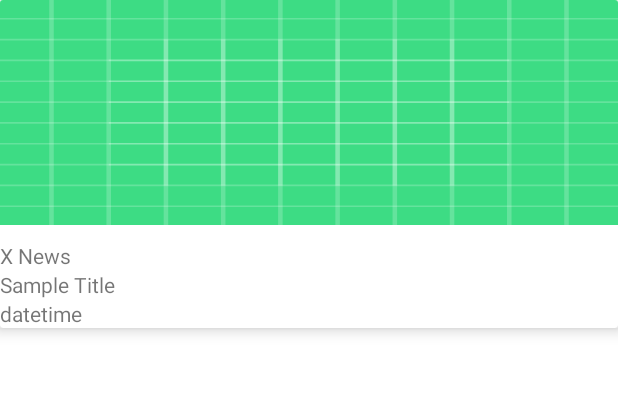
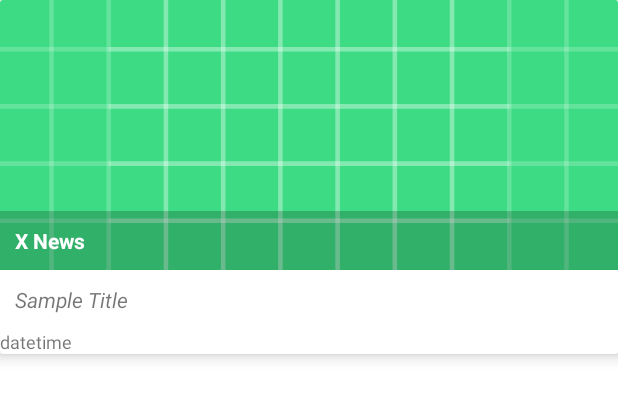
Before and after one commit to Sahajpal/NewsApp, an Android app: the layout news_article.xml on its own in the app's theme, with its tools: preview values and no code run, on a phone screen of 412 x 824 dp. Shown: the top 399 px of the screen. Run offline under Robolectric (Android 15) with nearby library versions, the phone set to English and light mode, and no system bars; network calls fail.

Commit message:
Bug Fixes

```diff
--- a/app/src/main/java/com/ryms/newsapp/NewsList.kt
+++ b/app/src/main/java/com/ryms/newsapp/NewsList.kt
@@ -35,7 +35,7 @@ class NewsList : Fragment() {
 
         news_recyclerview = itemView.findViewById<RecyclerView>(R.id.news_recyclerview)
         news_recyclerview.setHasFixedSize(true)
-        news_recyclerview.layoutManager = GridLayoutManager(activity, 2)
+        news_recyclerview.layoutManager = GridLayoutManager(activity, 1)
         val itemDecoration = ItemOffsetDecoration(activity!!, R.dimen.spacing)
         news_recyclerview.addItemDecoration(itemDecoration)
 
--- a/app/src/main/java/com/ryms/newsapp/Retrofit/RetrofitClient.kt
+++ b/app/src/main/java/com/ryms/newsapp/Retrofit/RetrofitClient.kt
@@ -11,7 +11,7 @@ object RetrofitClient {
     get(){
         if(ourInstance == null)
             ourInstance = Retrofit.Builder()
-                .baseUrl("https://newsapi.org/v2/top-headlines")
+                .baseUrl("https://newsapi.org/v2/top-headlines/")
                 .addConverterFactory(GsonConverterFactory.create())
                 .addCallAdapterFactory(RxJava2CallAdapterFactory.create())
                 .build()
--- a/app/src/main/res/layout/activity_main.xml
+++ b/app/src/main/res/layout/activity_main.xml
@@ -10,7 +10,7 @@
     <fragment
         android:layout_width="match_parent"
         android:layout_height="match_parent"
-        android:name="com.ryms.newsapp.NewsList"
+        class="com.ryms.newsapp.NewsList"
         android:id="@+id/news_list_fragment">
     </fragment>
 
--- a/app/src/main/res/layout/fragment_news_list.xml
+++ b/app/src/main/res/layout/fragment_news_list.xml
@@ -7,12 +7,12 @@
 
     <LinearLayout
         android:layout_width="match_parent"
-        android:layout_height="wrap_content"
+        android:layout_height="match_parent"
         android:orientation="vertical">
 
         <androidx.recyclerview.widget.RecyclerView
-            android:layout_width="wrap_content"
-            android:layout_height="wrap_content"
+            android:layout_width="match_parent"
+            android:layout_height="match_parent"
             android:id="@+id/news_recyclerview"
             android:layout_gravity="center_horizontal">
         </androidx.recyclerview.widget.RecyclerView>
--- a/app/src/main/res/layout/news_article.xml
+++ b/app/src/main/res/layout/news_article.xml
@@ -17,17 +17,21 @@
             <ImageView
                 android:id="@+id/newsImage"
                 android:layout_width="match_parent"
-                android:layout_height="150dp"
-                android:src="@drawable/ic_launcher_background"
-                android:scaleType="fitXY"
-                android:adjustViewBounds="true"/>
+                android:layout_height="180dp"
+                android:scaleType="centerCrop"
+                android:src="@drawable/ic_launcher_background" />
 
             <TextView
                 android:id="@+id/newsAuthor"
                 android:layout_width="match_parent"
                 android:layout_height="wrap_content"
+                android:textStyle="bold"
                 android:layout_alignParentBottom="true"
-                android:text="X News" />
+                android:text="X News"
+                android:textColor="@color/white"
+                android:padding="10sp"
+                android:background="#33000000"
+                android:textSize="14sp"/>
 
         </RelativeLayout>
 
@@ -36,14 +40,18 @@
             android:layout_width="match_parent"
             android:layout_height="wrap_content"
             android:layout_below="@+id/newsImageView"
-            android:text="Sample Title"/>
+            android:textStyle="italic"
+            android:text="Sample Title"
+            android:padding="10sp"
+            android:textSize="14sp"/>
 
         <TextView
             android:id="@+id/newsPublishedAt"
             android:layout_width="match_parent"
             android:layout_height="wrap_content"
             android:layout_below="@+id/newsTitle"
-            android:text="datetime" />
+            android:text="datetime"
+            android:textSize="12sp"/>
 
     </RelativeLayout>
 
--- a/app/src/main/res/values/themes.xml
+++ b/app/src/main/res/values/themes.xml
@@ -1,6 +1,6 @@
 <resources xmlns:tools="http://schemas.android.com/tools">
     <!-- Base application theme. -->
-    <style name="Theme.NewsApp" parent="Theme.MaterialComponents.DayNight.DarkActionBar">
+    <style name="Theme.NewsApp" parent="Theme.MaterialComponents.DayNight.NoActionBar">
         <!-- Primary brand color. -->
         <item name="colorPrimary">@color/purple_500</item>
         <item name="colorPrimaryVariant">@color/purple_700</item>
```
Also changed, not shown: app/src/main/AndroidManifest.xml (+6 -2 lines), app/src/main/java/com/ryms/newsapp/Start.kt (added, +12 -0 lines), app/src/main/res/layout/activity_start.xml (added, +36 -0 lines), 1 other file.
